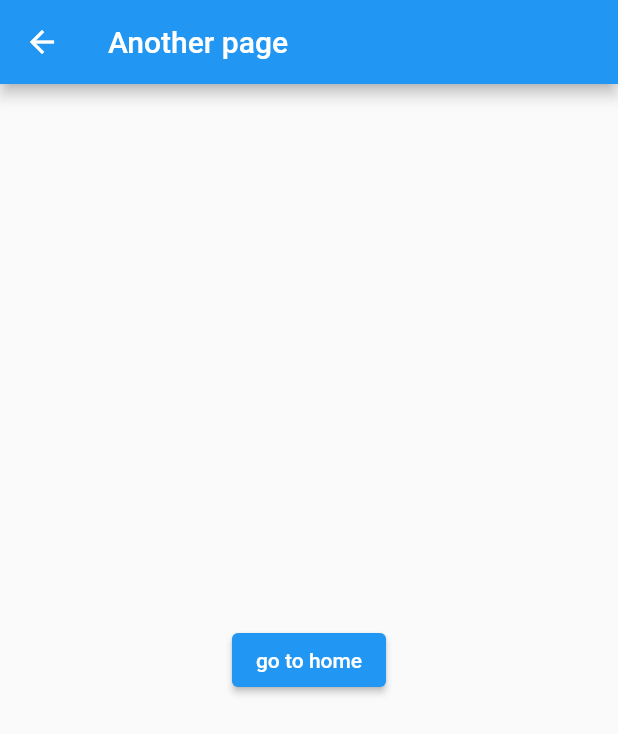
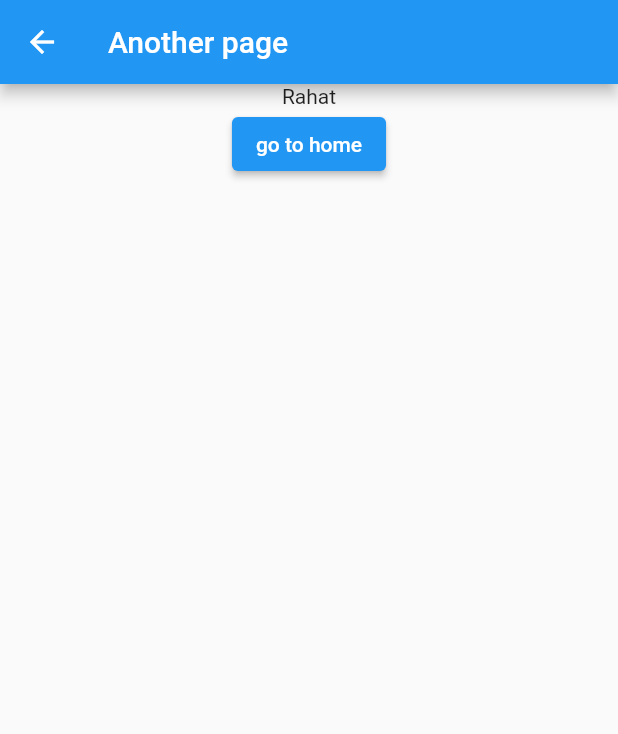
Before and after one commit to Rahat7288/flutter-getX, a Flutter app: the screen it shows after launch, after a tap on "go to another page", on a phone screen of 412 x 824 dp. Shown: the top 734 px of the screen. Run offline on Flutter 3.47's test engine with Material 2 defaults, Android fonts, the phone set to English and light mode, and no system bars; our stand-ins replace get.

Commit message:
passing the arguments using the getX arguments

```diff
--- a/lib/another.dart
+++ b/lib/another.dart
@@ -11,12 +11,18 @@ class Another extends StatelessWidget {
         title: Text('Another page'),
       ),
       body: Center(
-          child: ElevatedButton(
+          child: Column(
+            children: [
+
+              Text(Get.arguments),
+              ElevatedButton(
         onPressed: () {
-          Get.back();
+              Get.back();
         },
         child: Text('go to home'),
-      )),
+      ),
+            ],
+          )),
     );
   }
 }
--- a/lib/main.dart
+++ b/lib/main.dart
@@ -78,7 +78,9 @@ class _MyHomePageState extends State<MyHomePage> {
                   *Get.off(go to the next screen but remove the previous screen from the stack)
                   *Get.offAll(go to the next screen but remove all the previous screen)
                   */
-                  Get.to(Another());
+
+                  //we can pass data one page to another using the arguments
+                  Get.to(Another(), arguments: 'Rahat');
                 },
                 child: Text('go to another page')),
           ],
```
